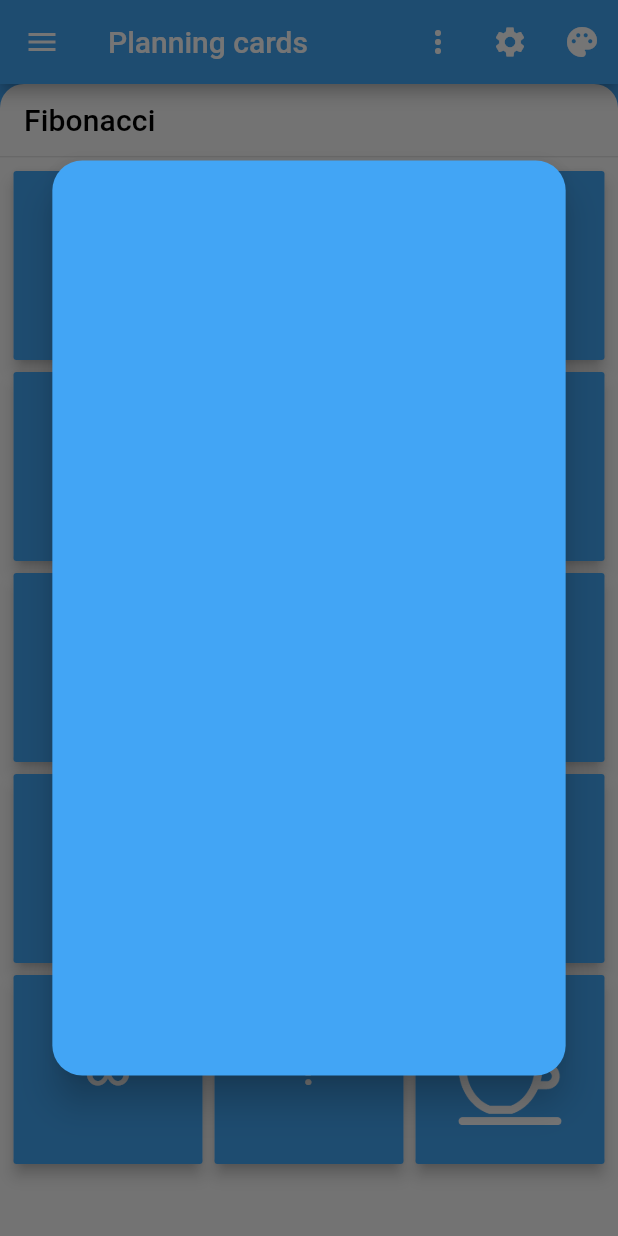
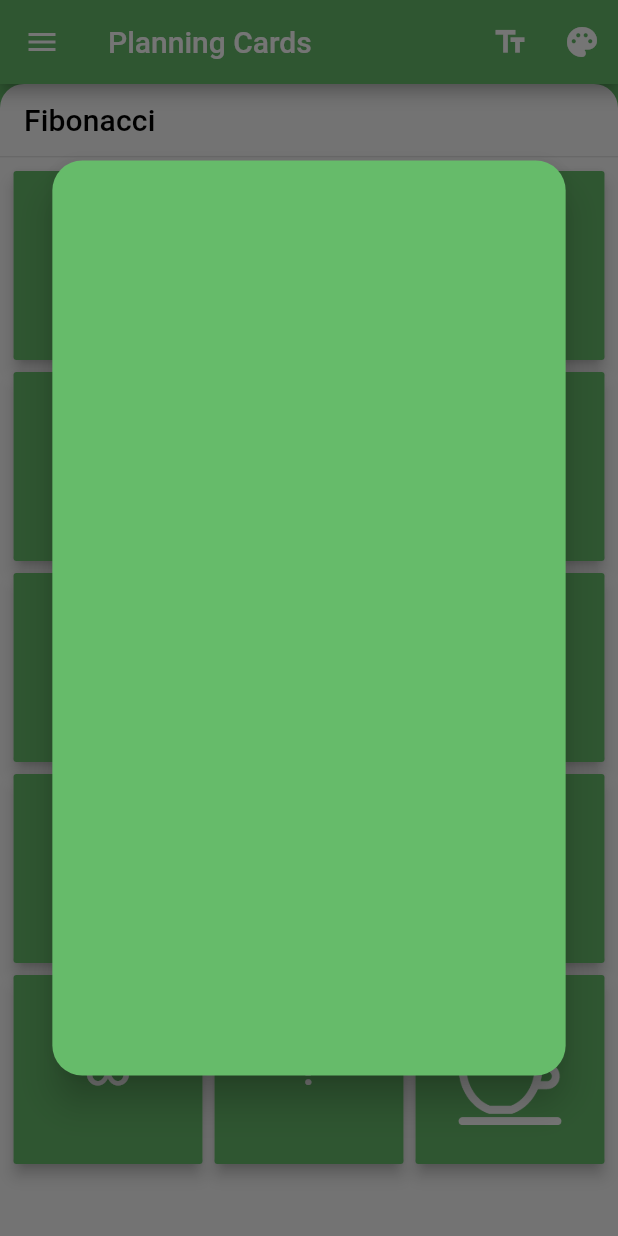
Before and after one commit to raphaelrochap/scrum_poker, a Flutter app: the screen it shows after launch, after a tap on "Standard", after a tap on "Fibonacci", after a tap on "T-Shirt(EN)", on a phone screen of 412 x 824 dp. Run offline on Flutter 3.47's test engine with Material 2 defaults, Android fonts, the phone set to English and light mode, and no system bars; drawn by our look-alikes of auto_size_text, flip_card; our stand-ins replace flutter_colorpicker.

Commit message:
Ajuste em icone para tamanho da fonte. Inserido SingleChildScrollView Para menu no backdrop em caso de celulares com telas menores. Cor da fonte pasando para a carta escolhida.

```diff
--- a/src/lib/pages/CartaEscolhida.dart
+++ b/src/lib/pages/CartaEscolhida.dart
@@ -5,8 +5,9 @@ import 'package:auto_size_text/auto_size_text.dart';
 class CartaEscolhida extends StatefulWidget {
   final String carta;
   final Color corEscolhida;
+  final Color corDaFonte;
 
-  CartaEscolhida({Key key, @required this.carta, this.corEscolhida})
+  CartaEscolhida({Key key, @required this.carta, @required  this.corEscolhida, @required this.corDaFonte})
       : super(key: key);
 
   @override
@@ -19,23 +20,23 @@ class _CartaEscolhidaState extends State<CartaEscolhida> {
     return FlipCard(
       speed: 500,
       direction: FlipDirection.HORIZONTAL,
-      front: mostrarCarta(' ', context, widget.corEscolhida),
-      back: mostrarCarta(widget.carta, context, widget.corEscolhida),
+      front: mostrarCarta(' ', context, widget.corEscolhida, widget.corDaFonte),
+      back: mostrarCarta(widget.carta, context, widget.corEscolhida, widget.corDaFonte),
     );
   }
 
-  Widget mostrarCarta(String carta, BuildContext context, Color cor) {
+  Widget mostrarCarta(String carta, BuildContext context, Color cor, Color corDafonte) {
     return Card(
       shape: RoundedRectangleBorder(
         borderRadius: BorderRadius.circular(20.0),
       ),
       elevation: 10,
       color: cor,
-      child: Center(child: textoOuIcone(carta, 200, context)),
+      child: Center(child: textoOuIcone(carta, 200, corDafonte, context)),
     );
   }
 
-  Widget textoOuIcone(String texto, double tamanhoFonte, BuildContext context) {
+  Widget textoOuIcone(String texto, double tamanhoFonte, Color corDafonte, BuildContext context) {
     if (texto == 'assets/cafe.png') {
       var imagemCafe = AssetImage(texto);
       return Image(
@@ -49,7 +50,7 @@ class _CartaEscolhidaState extends State<CartaEscolhida> {
           texto,
           style: TextStyle(
             fontSize: 300,
-            color: Colors.white,
+            color: corDafonte,
           ),
           maxLines: 1,
         ),
--- a/src/lib/pages/ScrumPokerCards.dart
+++ b/src/lib/pages/ScrumPokerCards.dart
@@ -11,7 +11,7 @@ class _AbaClass {
   final double fontSize;
 }
 
-Color currentColor = Colors.blue[400];
+Color currentColor = Colors.green[400];
 double fontSize;
 
 enum GridDemoTileStyle { imageOnly, oneLine, twoLine }
@@ -105,7 +105,7 @@ class ScrumPokerCardsState extends State<ScrumPokerCards>
     });
   }
 
-  void _showConfigurationSheet() {
+  void _mostrarPainelTamanhoFonte() {
     if (!_ativo) {
       final PersistentBottomSheetController<void> bottomSheet = scaffoldKey
           .currentState
@@ -121,7 +121,7 @@ class ScrumPokerCardsState extends State<ScrumPokerCards>
               Column(children: <Widget>[
                 Container(
                   height: 6,
-                  margin: EdgeInsets.all(15),
+                  margin: EdgeInsets.all(20),
                   width: 40,
                   decoration: BoxDecoration(
                     color: Colors.grey[300],
@@ -134,13 +134,14 @@ class ScrumPokerCardsState extends State<ScrumPokerCards>
                   ),
                 ),
                 Padding(
-                  padding: const EdgeInsets.only(bottom: 50),
+                  padding: const EdgeInsets.only(bottom: 25),
                   child: Row(
                     mainAxisAlignment: MainAxisAlignment.center,
                     children: <Widget>[
                       Container(
                         height: 50,
                         child: RaisedButton(
+                          color: Colors.grey[350],
                           elevation: 0,
                           child: Text(
                             'A-',
@@ -159,6 +160,7 @@ class ScrumPokerCardsState extends State<ScrumPokerCards>
                       Container(
                         height: 50,
                         child: RaisedButton(
+                          color: Colors.grey[350],
                           elevation: 0,
                           child: Text(
                             'A+',
@@ -183,13 +185,13 @@ class ScrumPokerCardsState extends State<ScrumPokerCards>
       setState(() {
         _bottomSheet = bottomSheet;
         _ativo = true;
-        print('abriu');
       });
-    } else {
+    }
+    else {
       setState(() {
-        if (_bottomSheet != null) _bottomSheet.close();
+        if (_bottomSheet != null)
+          _bottomSheet.close();
         _ativo = false;
-        print('abriu');
       });
     }
 
@@ -296,27 +298,16 @@ class ScrumPokerCardsState extends State<ScrumPokerCards>
             progress: _controller.view,
           ),
         ),
-        title: const Text('Planning cards'),
+        title: const Text(
+          'Planning Cards',
+          style: TextStyle(
+            ),
+        ),
         backgroundColor: currentColor,
         actions: <Widget>[
-          PopupMenuButton<GridDemoTileStyle>(
-            onSelected: changeTileStyle,
-            itemBuilder: (BuildContext context) =>
-                <PopupMenuItem<GridDemoTileStyle>>[
-              const PopupMenuItem<GridDemoTileStyle>(
-                value: GridDemoTileStyle.imageOnly,
-                child: Center(child: Icon(Icons.palette, color: Colors.grey)),
-              ),
-              const PopupMenuItem<GridDemoTileStyle>(
-                value: GridDemoTileStyle.oneLine,
-                child: Center(
-                    child: Icon(Icons.font_download, color: Colors.grey)),
-              ),
-            ],
-          ),
           IconButton(
-            icon: Icon(Icons.settings),
-            onPressed: _showConfigurationSheet,
+            icon: Icon(Icons.text_fields),
+            onPressed: _mostrarPainelTamanhoFonte,
           ),
           IconButton(
             icon: Icon(Icons.palette),
@@ -359,17 +350,24 @@ class ScrumPokerCardsState extends State<ScrumPokerCards>
     final List<Widget> backdropItems =
         _allPages.map<Widget>((_AbaClass category) {
       final bool selected = category == _page;
-      return Material(
+      return Padding(
+        padding: const EdgeInsets.all(3),
+        child: Material(
           shape: const RoundedRectangleBorder(
             borderRadius: BorderRadius.all(Radius.circular(5)),
           ),
-        color: selected ? Colors.white.withOpacity(0.25) : Colors.transparent,
+          // color: selected ? Colors.white.withOpacity(0.25) : Colors.transparent,
+          color: selected ? Colors.white.withOpacity(0.25) : Colors.white.withOpacity(0.1),
+          // color: fonteNecessaria(),
           child: ListTile(
-          title: Text(category.nomeDaAba),
+            title: Text(category.nomeDaAba,
+              style: TextStyle(color: fonteNecessaria()),
+            ),
             selected: selected,
             onTap: () {
               _changeCategory(category);
             },
+          ),
         ),
       );
     }).toList();
@@ -377,9 +375,13 @@ class ScrumPokerCardsState extends State<ScrumPokerCards>
     return Container(
       key: _backdropKey,
       color: currentColor,
+      height: (MediaQuery.of(context).size.height),
       child: Stack(
         children: <Widget>[
-          ListTileTheme(
+          Container(
+            child: SingleChildScrollView(
+                          child: ListTileTheme(
+                style: ListTileStyle.drawer,
                 textColor: theme.primaryTextTheme.headline.color.withOpacity(0.6),
                 selectedColor: theme.primaryTextTheme.headline.color,
                 child: Padding(
@@ -388,6 +390,8 @@ class ScrumPokerCardsState extends State<ScrumPokerCards>
                   child: Column(
                     crossAxisAlignment: CrossAxisAlignment.stretch,
                     children: backdropItems,
+                  ),
+                ),
               ),
             ),
           ),
@@ -439,6 +443,8 @@ Widget listaCartas(List<String> lista, int qtcolunas, double tamanhofonte,
                           child: CartaEscolhida(
                             carta: data,
                             corEscolhida: cor,
+                            corDaFonte: fonteNecessaria(),
+                            // fonteNecessaria()
                           ),
                         )));
               },
@@ -475,12 +481,6 @@ Widget textoOuIcone(
       maxLines: 1,
     );
   }
-}
-
-Color fonteNecessaria(Color cor) {
-  return useWhiteForeground(cor)
-      ? const Color(0xffffffff)
-      : const Color(0xff000000);
 }
 
 class CategoryView extends StatelessWidget {
@@ -585,3 +585,9 @@ class BackdropPanel extends StatelessWidget {
     );
   }
 }
+
+Color fonteNecessaria() {
+  return useWhiteForeground(currentColor)
+      ? Color(0xffffffff)
+      : Color(0xff000000);
+}
```
Lines whose indentation alone changed are shown as unchanged.
